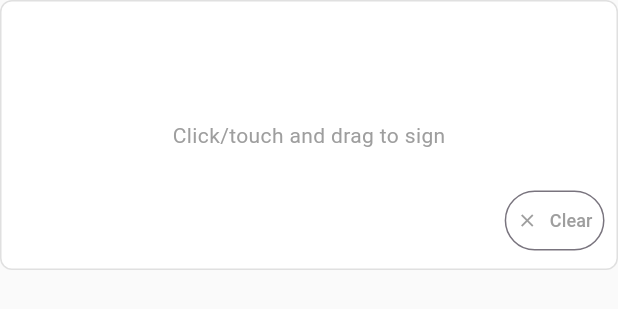
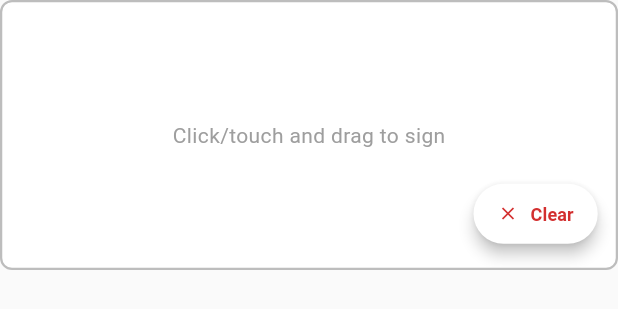
Before and after one commit to VismithaG/Airport-Ground-Operations-Platform, a Flutter app: the SignaturePad widget shown alone on an empty page, opened directly with empty values, on a phone screen of 412 x 824 dp. Shown: the top 309 px of the screen. Run offline on Flutter 3.47's test engine with Material 3 defaults, Android fonts, the phone set to English and light mode, and no system bars.

Commit message:
signature pad boundary issue solved

```diff
--- a/lib/pages/approval/signature_pad.dart
+++ b/lib/pages/approval/signature_pad.dart
@@ -28,11 +28,13 @@ class SignaturePadState extends State<SignaturePad> {
       width: double.infinity,
       decoration: BoxDecoration(
         color: Colors.white,
-        border: Border.all(color: Colors.grey.shade300),
+        border: Border.all(color: Colors.grey.shade400, width: 1.5),
         borderRadius: BorderRadius.circular(8),
       ),
-      child: Stack(
-        children: [
+      child: ClipRRect(
+        borderRadius: BorderRadius.circular(8),
+        child: Stack(
+          children: [
           // The Drawing Area
           GestureDetector(
             onPanUpdate: (details) {
@@ -62,19 +64,23 @@ class SignaturePadState extends State<SignaturePad> {
 
           // Clear Button
           Positioned(
-            bottom: 8,
-            right: 8,
-            child: OutlinedButton.icon(
+            bottom: 12,
+            right: 12,
+            child: ElevatedButton.icon(
               onPressed: clear,
               icon: const Icon(Icons.clear, size: 14),
-              label: const Text("Clear", style: TextStyle(fontSize: 12)),
-              style: OutlinedButton.styleFrom(
-                foregroundColor: Colors.grey,
-                padding: const EdgeInsets.symmetric(horizontal: 8, vertical: 4),
+              label: const Text("Clear", style: TextStyle(fontWeight: FontWeight.bold, fontSize: 12)),
+              style: ElevatedButton.styleFrom(
+                foregroundColor: Colors.red.shade700,
+                backgroundColor: Colors.white,
+                elevation: 4,
+                padding: const EdgeInsets.symmetric(horizontal: 16, vertical: 8),
+                shape: RoundedRectangleBorder(borderRadius: BorderRadius.circular(20)),
               ),
             ),
           )
-        ],
+          ],
+        ),
       ),
     );
   }
```
